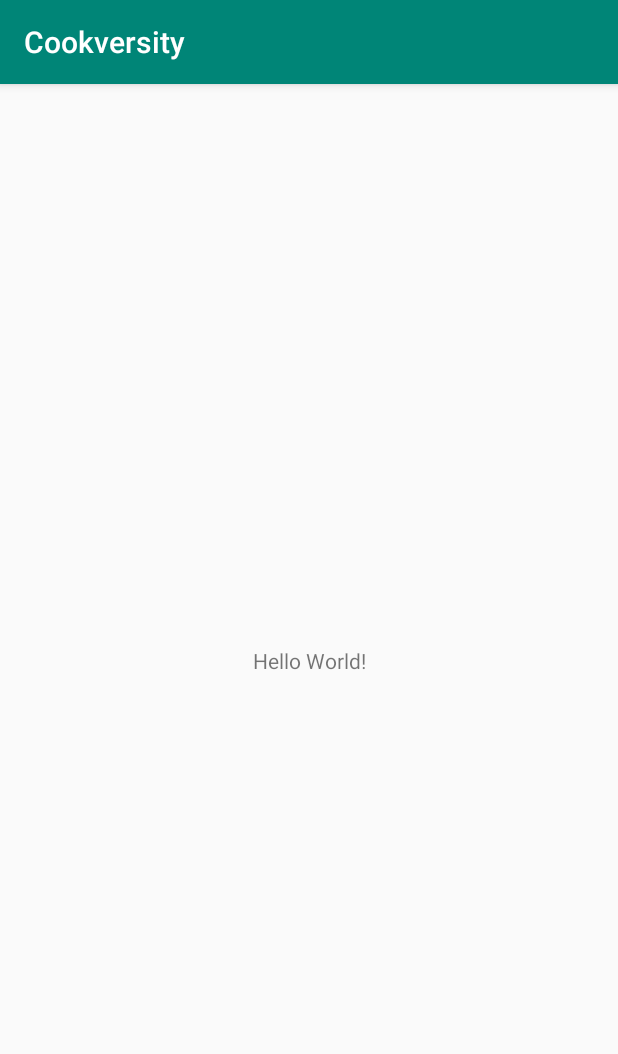
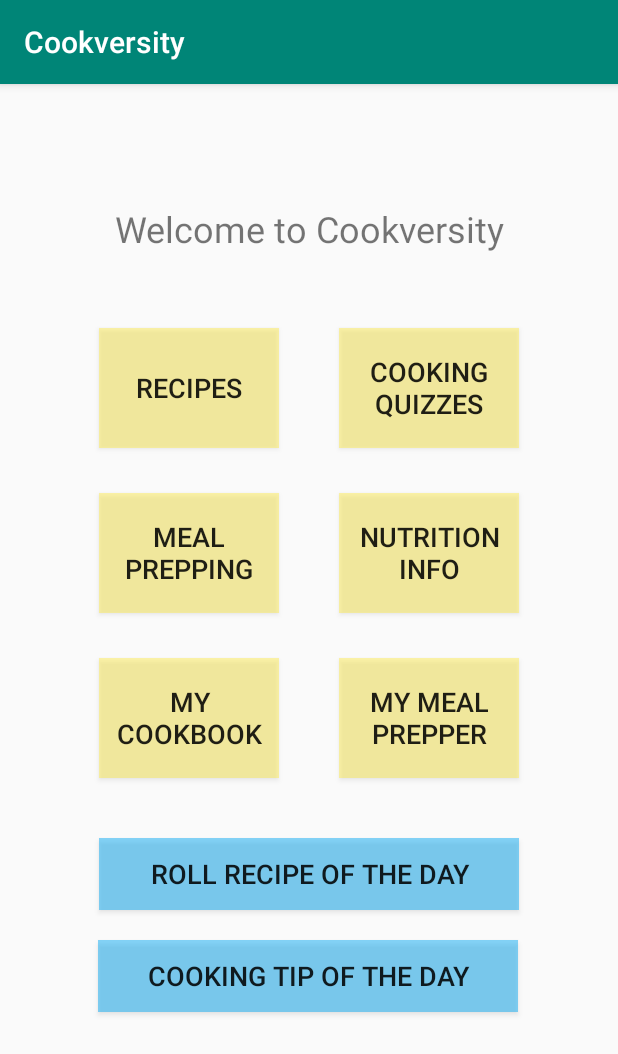
Before and after one commit to KennethLi00/Cookversity, an Android app: the screen it shows after launch (MainActivity), on a phone screen of 412 x 824 dp. Shown: the top 1054 px of the screen. Run offline under Robolectric (Android 15) with nearby library versions, the light colour scheme and no system bars.

Commit message:
first commit

```diff
--- a/app/src/main/res/layout/activity_main.xml
+++ b/app/src/main/res/layout/activity_main.xml
@@ -6,13 +6,108 @@
     android:layout_height="match_parent"
     tools:context=".MainActivity">
 
+    <Button
+        android:id="@+id/btTip"
+        android:layout_width="280dp"
+        android:layout_height="wrap_content"
+        android:layout_marginTop="20dp"
+        android:background="#7903A9F4"
+        android:text="Cooking tip of the day"
+        android:textSize="18sp"
+        app:layout_constraintEnd_toEndOf="parent"
+        app:layout_constraintHorizontal_bias="0.496"
+        app:layout_constraintStart_toStartOf="parent"
+        app:layout_constraintTop_toBottomOf="@+id/btRod" />
+
     <TextView
+        android:id="@+id/tvWelcome"
         android:layout_width="wrap_content"
         android:layout_height="wrap_content"
-        android:text="Hello World!"
-        app:layout_constraintBottom_toBottomOf="parent"
-        app:layout_constraintLeft_toLeftOf="parent"
-        app:layout_constraintRight_toRightOf="parent"
+        android:layout_marginTop="80dp"
+        android:text="Welcome to Cookversity"
+        android:textSize="24sp"
+        app:layout_constraintEnd_toEndOf="parent"
+        app:layout_constraintStart_toStartOf="parent"
         app:layout_constraintTop_toTopOf="parent" />
 
+    <Button
+        android:id="@+id/btRecipes"
+        android:layout_width="120dp"
+        android:layout_height="80dp"
+        android:layout_marginTop="50dp"
+        android:layout_marginEnd="160dp"
+        android:background="#6DFFEB3B"
+        android:text="Recipes"
+        android:textSize="18sp"
+        app:layout_constraintEnd_toEndOf="parent"
+        app:layout_constraintStart_toStartOf="parent"
+        app:layout_constraintTop_toBottomOf="@+id/tvWelcome" />
+
+    <Button
+        android:id="@+id/btQuiz"
+        android:layout_width="120dp"
+        android:layout_height="80dp"
+        android:layout_marginStart="160dp"
+        android:background="#6DFFEB3B"
+        android:text="Cooking Quizzes"
+        android:textSize="18sp"
+        app:layout_constraintEnd_toEndOf="parent"
+        app:layout_constraintStart_toStartOf="parent"
+        app:layout_constraintTop_toTopOf="@+id/btRecipes" />
+
+    <Button
+        android:id="@+id/btPrep"
+        android:layout_width="120dp"
+        android:layout_height="80dp"
+        android:layout_marginTop="30dp"
+        android:background="#6DFFEB3B"
+        android:text="Meal Prepping"
+        android:textSize="18sp"
+        app:layout_constraintStart_toStartOf="@+id/btRecipes"
+        app:layout_constraintTop_toBottomOf="@+id/btRecipes" />
+
+    <Button
+        android:id="@+id/btInfo"
+        android:layout_width="120dp"
+        android:layout_height="80dp"
+        android:layout_marginTop="30dp"
+        android:background="#6DFFEB3B"
+        android:text="Nutrition info"
+        android:textSize="18sp"
+        app:layout_constraintStart_toStartOf="@+id/btQuiz"
+        app:layout_constraintTop_toBottomOf="@+id/btQuiz" />
+
+    <Button
+        android:id="@+id/btCookbook"
+        android:layout_width="120dp"
+        android:layout_height="80dp"
+        android:layout_marginTop="30dp"
+        android:background="#6DFFEB3B"
+        android:text="My Cookbook"
+        android:textSize="18sp"
+        app:layout_constraintStart_toStartOf="@+id/btPrep"
+        app:layout_constraintTop_toBottomOf="@+id/btPrep" />
+
+    <Button
+        android:id="@+id/btMyPrepper"
+        android:layout_width="120dp"
+        android:layout_height="80dp"
+        android:layout_marginTop="30dp"
+        android:background="#6DFFEB3B"
+        android:text="My Meal Prepper"
+        android:textSize="18sp"
+        app:layout_constraintStart_toStartOf="@+id/btInfo"
+        app:layout_constraintTop_toBottomOf="@+id/btInfo" />
+
+    <Button
+        android:id="@+id/btRod"
+        android:layout_width="280dp"
+        android:layout_height="wrap_content"
+        android:layout_marginTop="40dp"
+        android:background="#7903A9F4"
+        android:text="Roll recipe of the day"
+        android:textSize="18sp"
+        app:layout_constraintEnd_toEndOf="parent"
+        app:layout_constraintStart_toStartOf="parent"
+        app:layout_constraintTop_toBottomOf="@+id/btCookbook" />
 </androidx.constraintlayout.widget.ConstraintLayout>
```
